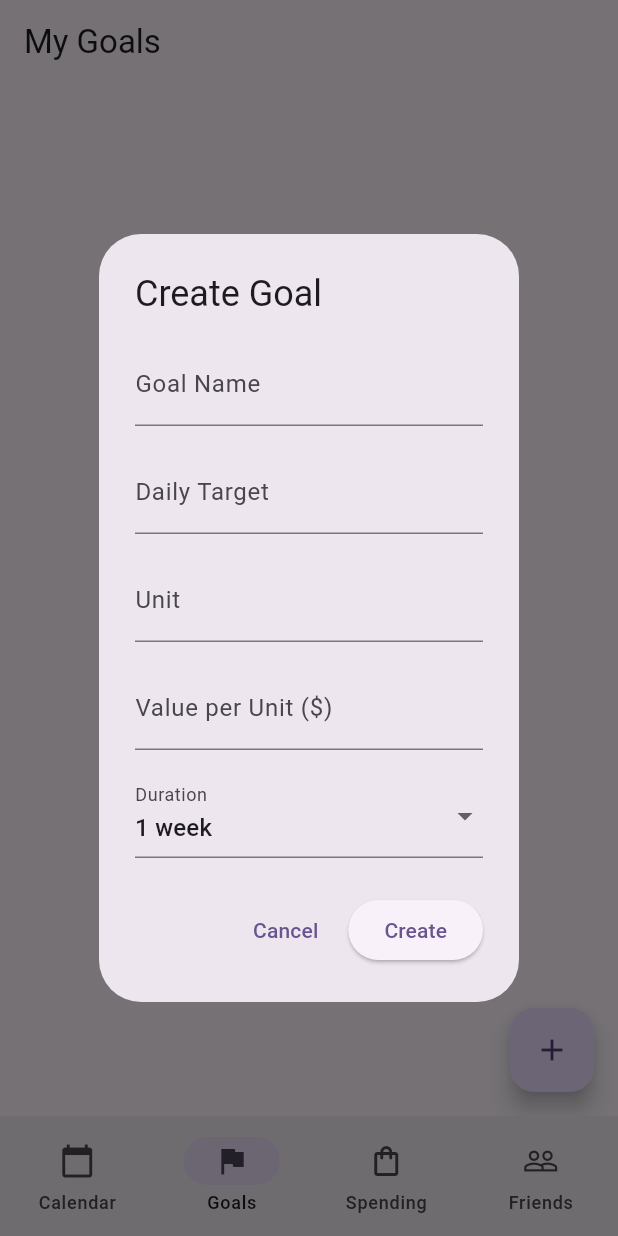
After one commit to jacobrread/get_goin, a Flutter app: the screen it shows after launch, item 2 of the bottom bar chosen, after a tap on the "add" icon, on a phone screen of 412 x 824 dp. The commit adds this screen. Run offline on Flutter 3.47's test engine with Material 3 defaults, Android fonts, the phone set to English and light mode, and no system bars; our stand-ins replace hive, hive_flutter; accounts and stored records are empty.

Commit message:
Add main navigation, profile, friends, spending, and goals screens with Hive integration. Note: goals_screen_test is not working.

```diff
--- a/lib/calendar_screen.dart
+++ b/lib/calendar_screen.dart
@@ -1,4 +1,5 @@
 import 'package:flutter/material.dart';
+import 'profile_screen.dart';
 
 class CalendarScreen extends StatefulWidget {
   final DateTime? displayedMonth;
@@ -41,6 +42,18 @@ class _CalendarScreenState extends State<CalendarScreen> {
     return Scaffold(
       appBar: AppBar(
         title: const Text('Your Progress'),
+        actions: [
+          IconButton(
+            icon: const Icon(Icons.person),
+            tooltip: 'Profile & Stats',
+            onPressed: () {
+              Navigator.push(
+                context,
+                MaterialPageRoute(builder: (context) => const ProfileScreen()),
+              );
+            },
+          ),
+        ],
       ),
       body: Column(
         children: [
@@ -165,7 +178,6 @@ class _CalendarView extends StatelessWidget {
         // Next month or future months
         day = i - (leadingEmpty + daysInMonth) + 1;
         // Calculate correct displayMonth and displayYear for overflow
-        int offset = i - (leadingEmpty + daysInMonth);
         int nextMonthNumber = month + 1;
         int nextYear = year;
         while (nextMonthNumber > 12) {
--- /dev/null
+++ b/lib/goals_screen.dart
@@ -0,0 +1,149 @@
+import 'package:flutter/material.dart';
+import 'package:hive_flutter/hive_flutter.dart';
+import 'models/goal.dart';
+import 'repositories/hive_goal_repository.dart';
+import 'widgets/create_goal_dialog.dart';
+
+
+
+class GoalsScreen extends StatefulWidget {
+  final HiveGoalRepository? repository;
+  const GoalsScreen({super.key, this.repository});
+
+  @override
+  State<GoalsScreen> createState() => _GoalsScreenState();
+}
+
+
+class _GoalsScreenState extends State<GoalsScreen> {
+  late HiveGoalRepository _repository;
+
+  @override
+  void initState() {
+    super.initState();
+    _repository = widget.repository ?? HiveGoalRepository(Hive.box<Goal>('goals'));
+  }
+
+  void _showCreateGoalDialog() {
+    showDialog(
+      context: context,
+      builder: (context) => CreateGoalDialog(
+        onSave: (goal) async {
+          await _repository.addGoal(goal);
+          setState(() {});
+        },
+      ),
+    );
+  }
+
+  @override
+  Widget build(BuildContext context) {
+    return Scaffold(
+      appBar: AppBar(
+        title: const Text('My Goals'),
+      ),
+      body: FutureBuilder<List<Goal>>(
+        future: _repository.getGoals(),
+        builder: (context, snapshot) {
+          if (snapshot.connectionState == ConnectionState.waiting) {
+            return const Center(child: CircularProgressIndicator());
+          }
+
+          final goals = snapshot.data ?? [];
+
+          if (goals.isEmpty) {
+            return Center(
+              child: Column(
+                mainAxisAlignment: MainAxisAlignment.center,
+                children: [
+                  Icon(
+                    Icons.flag_outlined,
+                    size: 64,
+                    color: Colors.grey[400],
+                  ),
+                  const SizedBox(height: 16),
+                  Text(
+                    'No goals yet',
+                    style: Theme.of(context).textTheme.titleLarge?.copyWith(
+                          color: Colors.grey[600],
+                        ),
+                  ),
+                  const SizedBox(height: 8),
+                  Text(
+                    'Tap + to create your first goal',
+                    style: Theme.of(context).textTheme.bodyMedium?.copyWith(
+                          color: Colors.grey[500],
+                        ),
+                  ),
+                ],
+              ),
+            );
+          }
+
+          return ListView.builder(
+            padding: const EdgeInsets.all(16),
+            itemCount: goals.length,
+            itemBuilder: (context, index) {
+              final goal = goals[index];
+              return Card(
+                margin: const EdgeInsets.only(bottom: 12),
+                child: ListTile(
+                  leading: CircleAvatar(
+                    child: Text(goal.name.substring(0, 1).toUpperCase()),
+                  ),
+                  title: Text(goal.name),
+                  subtitle: Text(
+                    '${goal.target} ${goal.unit} • \$${goal.valuePerUnit.toStringAsFixed(2)} per ${goal.unit}',
+                  ),
+                  trailing: PopupMenuButton(
+                    itemBuilder: (context) => [
+                      const PopupMenuItem(
+                        value: 'edit',
+                        child: Text('Edit'),
+                      ),
+                      const PopupMenuItem(
+                        value: 'delete',
+                        child: Text('Delete'),
+                      ),
+                    ],
+                    onSelected: (value) async {
+                      if (value == 'delete') {
+                        final confirm = await showDialog<bool>(
+                          context: context,
+                          builder: (context) => AlertDialog(
+                            title: const Text('Delete Goal'),
+                            content: Text(
+                              'Are you sure you want to delete "${goal.name}"?',
+                            ),
+                            actions: [
+                              TextButton(
+                                onPressed: () => Navigator.pop(context, false),
+                                child: const Text('Cancel'),
+                              ),
+                              TextButton(
+                                onPressed: () => Navigator.pop(context, true),
+                                child: const Text('Delete'),
+                              ),
+                            ],
+                          ),
+                        );
+                        if (confirm == true) {
+                          await _repository.deleteGoal(goal.id);
+                          setState(() {});
+                        }
+                      }
+                    },
+                  ),
+                ),
+              );
+            },
+          );
+        },
+      ),
+      floatingActionButton: FloatingActionButton(
+        onPressed: _showCreateGoalDialog,
+        child: const Icon(Icons.add),
+      ),
+    );
+  }
+}
--- a/lib/main.dart
+++ b/lib/main.dart
@@ -1,7 +1,23 @@
 import 'package:flutter/material.dart';
-import 'calendar_screen.dart';
+import 'package:hive_flutter/hive_flutter.dart';
+import 'main_navigation.dart';
+import 'models/goal.dart';
+import 'models/calendar_entry.dart';
 
-void main() {
+void main() async {
+  WidgetsFlutterBinding.ensureInitialized();
+
+  // Initialize Hive
+  await Hive.initFlutter();
+
+  // Register adapters
+  Hive.registerAdapter(GoalAdapter());
+  Hive.registerAdapter(CalendarEntryAdapter());
+
+  // Open boxes
+  await Hive.openBox<Goal>('goals');
+  await Hive.openBox<CalendarEntry>('calendar');
+
   runApp(const MyApp());
 }
 
@@ -17,7 +33,7 @@ class MyApp extends StatelessWidget {
         useMaterial3: true,
       ),
       darkTheme: ThemeData.dark(),
-      home: const CalendarScreen(),
+      home: const MainNavigation(),
     );
   }
 }
--- /dev/null
+++ b/lib/main_navigation.dart
@@ -0,0 +1,56 @@
+import 'package:flutter/material.dart';
+import 'calendar_screen.dart';
+import 'goals_screen.dart';
+import 'spending_screen.dart';
+import 'friends_screen.dart';
+
+class MainNavigation extends StatefulWidget {
+  const MainNavigation({super.key});
+
+  @override
+  State<MainNavigation> createState() => _MainNavigationState();
+}
+
+class _MainNavigationState extends State<MainNavigation> {
+  int _currentIndex = 0;
+
+  final List<Widget> _screens = [
+    const CalendarScreen(),
+    const GoalsScreen(),
+    const SpendingScreen(),
+    const FriendsScreen(),
+  ];
+
+  @override
+  Widget build(BuildContext context) {
+    return Scaffold(
+      body: _screens[_currentIndex],
+      bottomNavigationBar: NavigationBar(
+        selectedIndex: _currentIndex,
+        onDestinationSelected: (index) {
+          setState(() {
+            _currentIndex = index;
+          });
+        },
+        destinations: const [
+          NavigationDestination(
+            icon: Icon(Icons.calendar_today),
+            label: 'Calendar',
+          ),
+          NavigationDestination(
+            icon: Icon(Icons.flag),
+            label: 'Goals',
+          ),
+          NavigationDestination(
+            icon: Icon(Icons.shopping_bag_outlined),
+            label: 'Spending',
+          ),
+          NavigationDestination(
+            icon: Icon(Icons.people_outline),
+            label: 'Friends',
+          ),
+        ],
+      ),
+    );
+  }
+}
--- /dev/null
+++ b/lib/widgets/create_goal_dialog.dart
@@ -0,0 +1,177 @@
+import 'package:flutter/material.dart';
+import 'package:flutter/services.dart';
+import '../models/goal.dart';
+
+class CreateGoalDialog extends StatefulWidget {
+  final Function(Goal) onSave;
+
+  const CreateGoalDialog({super.key, required this.onSave});
+
+  @override
+  State<CreateGoalDialog> createState() => _CreateGoalDialogState();
+}
+
+class _CreateGoalDialogState extends State<CreateGoalDialog> {
+  final _formKey = GlobalKey<FormState>();
+  final _nameController = TextEditingController();
+  final _targetController = TextEditingController();
+  final _unitController = TextEditingController();
+  final _valueController = TextEditingController();
+
+  String _duration = '1 week';
+  final List<String> _durations = ['1 week', '2 weeks', '1 month', '2 months'];
+
+  @override
+  void dispose() {
+    _nameController.dispose();
+    _targetController.dispose();
+    _unitController.dispose();
+    _valueController.dispose();
+    super.dispose();
+  }
+
+  DateTime _calculateEndDate(String duration) {
+    final now = DateTime.now();
+    switch (duration) {
+      case '1 week':
+        return now.add(const Duration(days: 7));
+      case '2 weeks':
+        return now.add(const Duration(days: 14));
+      case '1 month':
+        return DateTime(now.year, now.month + 1, now.day);
+      case '2 months':
+        return DateTime(now.year, now.month + 2, now.day);
+      default:
+        return now.add(const Duration(days: 7));
+    }
+  }
+
+  void _save() {
+    if (_formKey.currentState!.validate()) {
+      final goal = Goal(
+        id: DateTime.now().millisecondsSinceEpoch.toString(),
+        name: _nameController.text,
+        target: int.parse(_targetController.text),
+        unit: _unitController.text,
+        valuePerUnit: double.parse(_valueController.text),
+        startDate: DateTime.now(),
+        endDate: _calculateEndDate(_duration),
+      );
+      widget.onSave(goal);
+      Navigator.pop(context);
+    }
+  }
+
+  @override
+  Widget build(BuildContext context) {
+    return AlertDialog(
+      title: const Text('Create Goal'),
+      content: SingleChildScrollView(
+        child: Form(
+          key: _formKey,
+          child: Column(
+            mainAxisSize: MainAxisSize.min,
+            children: [
+              TextFormField(
+                controller: _nameController,
+                decoration: const InputDecoration(
+                  labelText: 'Goal Name',
+                  hintText: 'e.g., Push-ups',
+                ),
+                validator: (value) {
+                  if (value == null || value.isEmpty) {
+                    return 'Please enter a goal name';
+                  }
+                  return null;
+                },
+              ),
+              const SizedBox(height: 16),
+              TextFormField(
+                controller: _targetController,
+                decoration: const InputDecoration(
+                  labelText: 'Daily Target',
+                  hintText: 'e.g., 50',
+                ),
+                keyboardType: TextInputType.number,
+                inputFormatters: [FilteringTextInputFormatter.digitsOnly],
+                validator: (value) {
+                  if (value == null || value.isEmpty) {
+                    return 'Please enter a target';
+                  }
+                  if (int.tryParse(value) == null || int.parse(value) <= 0) {
+                    return 'Please enter a valid number';
+                  }
+                  return null;
+                },
+              ),
+              const SizedBox(height: 16),
+              TextFormField(
+                controller: _unitController,
+                decoration: const InputDecoration(
+                  labelText: 'Unit',
+                  hintText: 'e.g., reps, minutes, km',
+                ),
+                validator: (value) {
+                  if (value == null || value.isEmpty) {
+                    return 'Please enter a unit';
+                  }
+                  return null;
+                },
+              ),
+              const SizedBox(height: 16),
+              TextFormField(
+                controller: _valueController,
+                decoration: const InputDecoration(
+                  labelText: 'Value per Unit (\$)',
+                  hintText: 'e.g., 0.10',
+                  prefixText: '\$',
+                ),
+                keyboardType: const TextInputType.numberWithOptions(decimal: true),
+                inputFormatters: [
+                  FilteringTextInputFormatter.allow(RegExp(r'^\d*\.?\d{0,2}')),
+                ],
+                validator: (value) {
+                  if (value == null || value.isEmpty) {
+                    return 'Please enter a value';
+                  }
+                  if (double.tryParse(value) == null || double.parse(value) <= 0) {
+                    return 'Please enter a valid amount';
+                  }
+                  return null;
+                },
+              ),
+              const SizedBox(height: 16),
+              DropdownButtonFormField<String>(
+                initialValue: _duration,
+                decoration: const InputDecoration(
+                  labelText: 'Duration',
+                ),
+                items: _durations.map((duration) {
+                  return DropdownMenuItem(
+                    value: duration,
+                    child: Text(duration),
+                  );
+                }).toList(),
+                onChanged: (value) {
+                  setState(() {
+                    _duration = value!;
+                  });
+                },
+              ),
+            ],
+          ),
+        ),
+      ),
+      actions: [
+        TextButton(
+          onPressed: () => Navigator.pop(context),
+          child: const Text('Cancel'),
+        ),
+        ElevatedButton(
+          onPressed: _save,
+          child: const Text('Create'),
+        ),
+      ],
+    );
+  }
+}
--- a/pubspec.yaml
+++ b/pubspec.yaml
@@ -42,6 +42,9 @@ dev_dependencies:
     sdk: flutter
   hive_generator: ^2.0.0
   build_runner: ^2.4.0
+
+  # For in-memory Hive box testing
+  hive_test: ^1.0.1
 
   # The "flutter_lints" package below contains a set of recommended lints to
   # encourage good coding practices. The lint set provided by the package is
```
Also changed, not shown: lib/friends_screen.dart (added, +33 -0 lines), lib/profile_screen.dart (added, +33 -0 lines), lib/spending_screen.dart (added, +33 -0 lines), 4 other files.
